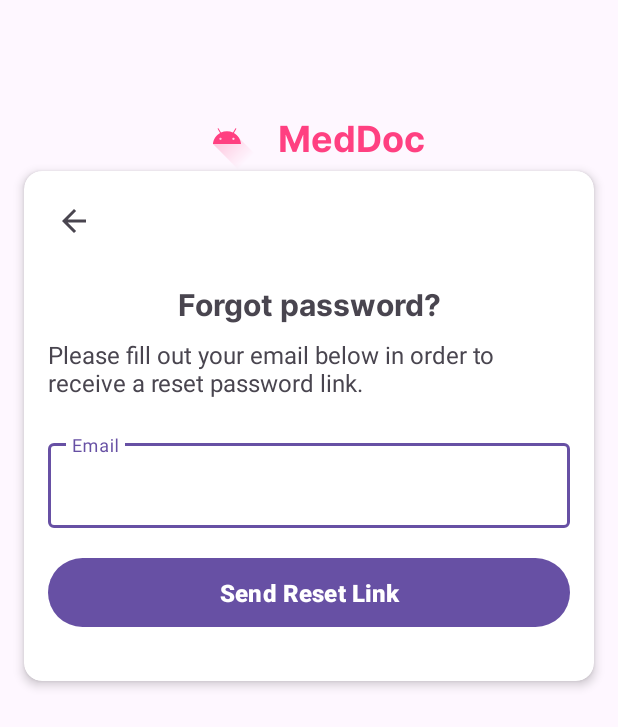
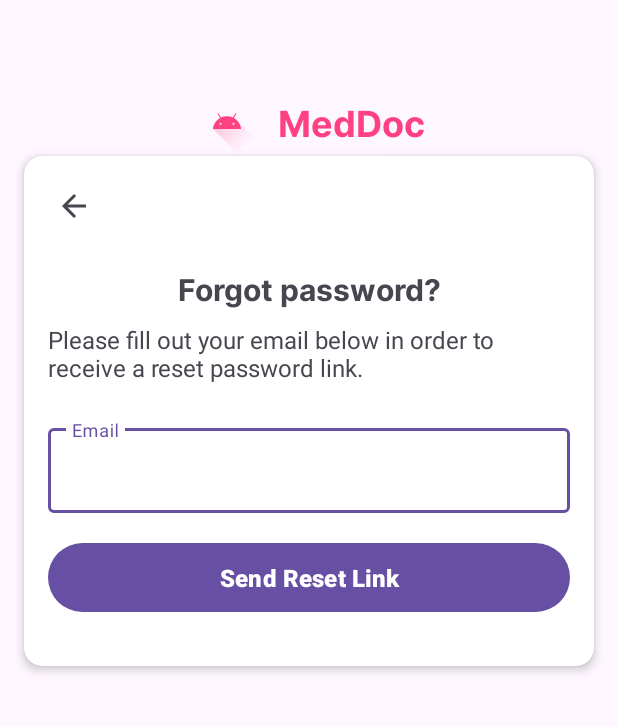
Before and after one commit to MuhammadOmerMoazzam/MedDoc-Android-Application, an Android app: the ForgotPassword screen opened directly, with no data from a screen before it, on a phone screen of 412 x 824 dp. Shown: the top 727 px of the screen. Run offline under Robolectric (Android 15) with nearby library versions, the light colour scheme and no system bars.

Commit message:
Changed layout_marginTop to 60dp of Logo and Title LinearLayout

```diff
--- a/app/src/main/res/layout/activity_forgot_password.xml
+++ b/app/src/main/res/layout/activity_forgot_password.xml
@@ -12,7 +12,7 @@
         android:id="@+id/logoLayout"
         android:layout_width="wrap_content"
         android:layout_height="wrap_content"
-        android:layout_marginTop="70dp"
+        android:layout_marginTop="60dp"
         android:layout_marginBottom="32dp"
         android:gravity="center"
         android:orientation="horizontal"
```
